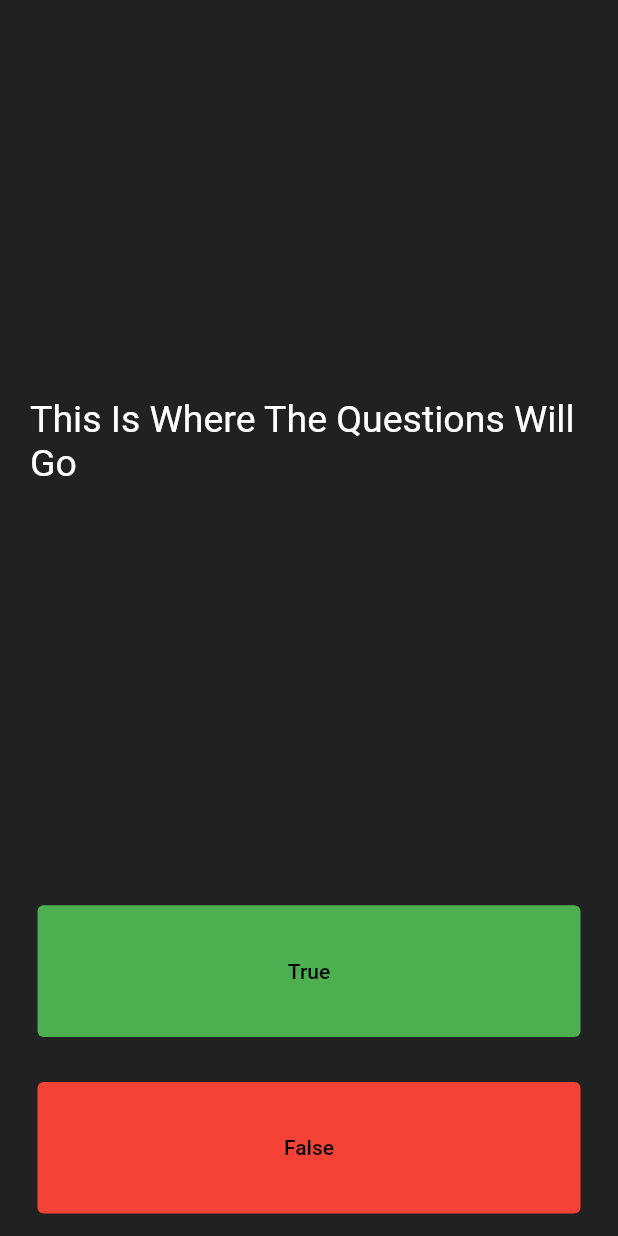
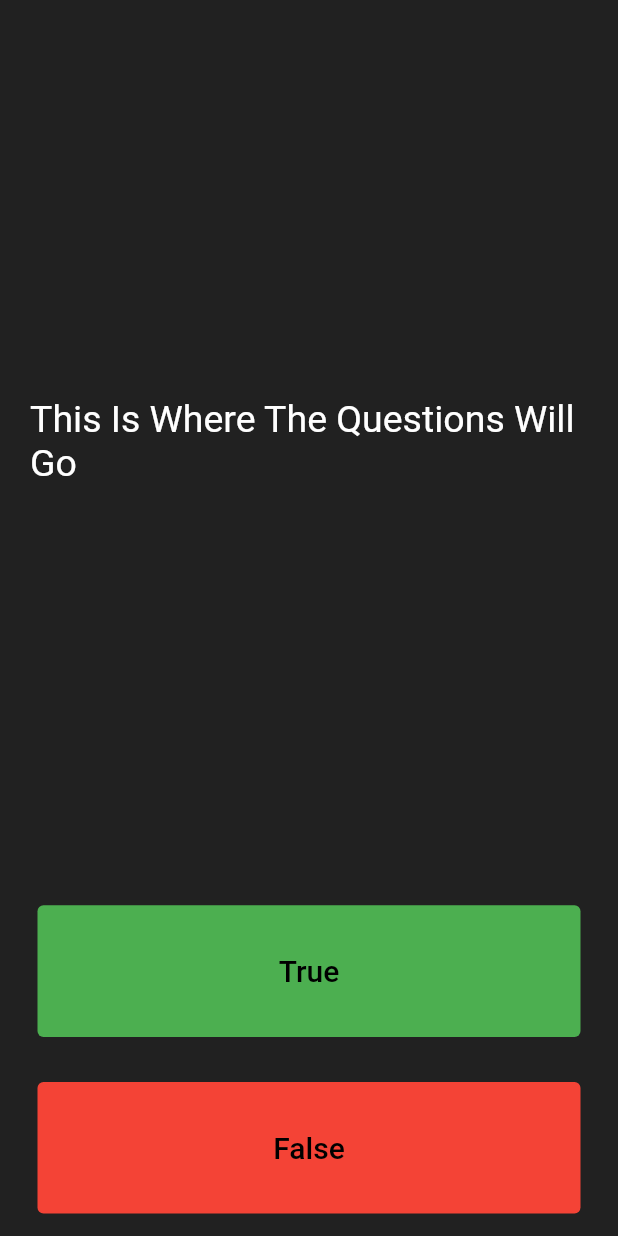
Before and after one commit to Faseem7/quiz_app, a Flutter app: the screen it shows after launch, on a phone screen of 412 x 824 dp. Run offline on Flutter 3.47's test engine with Material 2 defaults, Android fonts, the phone set to English and light mode, and no system bars.

Commit message:
font size increased

```diff
--- a/lib/main.dart
+++ b/lib/main.dart
@@ -63,7 +63,7 @@ class _QuizPageState extends State<QuizPage> {
               },
               child: const Text('True',style: TextStyle(
                 color: Colors.black
-              ),),
+              ,fontSize: 20),),
             ),
           ),
         ),
@@ -77,7 +77,8 @@ class _QuizPageState extends State<QuizPage> {
               },
               child: const Text(
                 'False',
-                style: TextStyle(color: Colors.black),
+                style: TextStyle(color: Colors.black,
+                fontSize:20),
               ),
             ),
           ),
```
